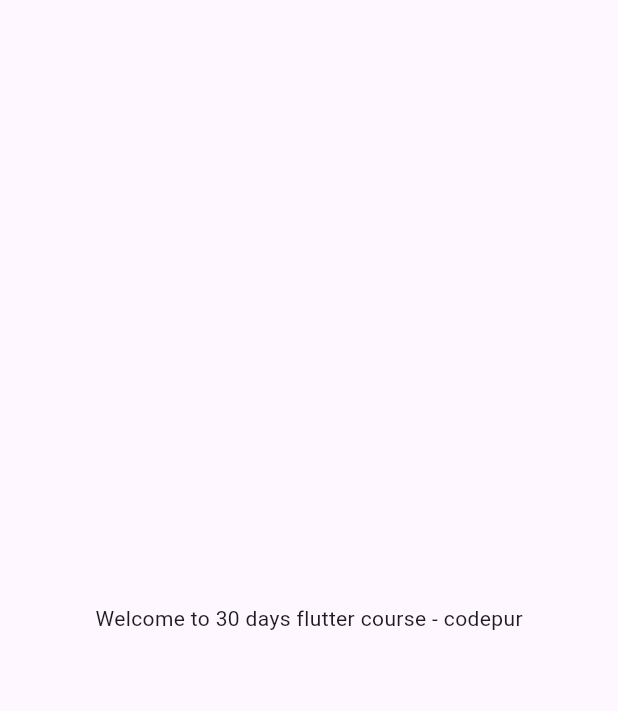
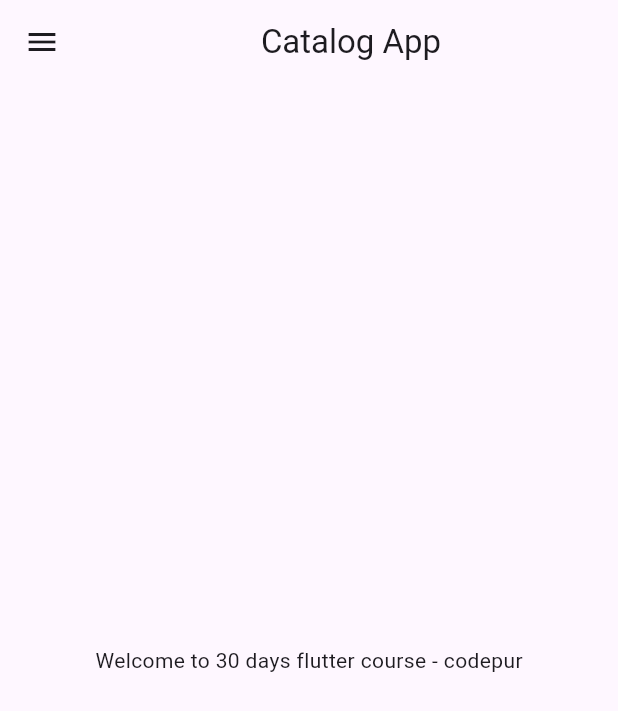
Before and after one commit to nirajan0bohara/catalogue_app, a Flutter app: the screen it shows after launch, on a phone screen of 412 x 824 dp. Shown: the top 711 px of the screen. Run offline on Flutter 3.47's test engine with Material 3 defaults, Android fonts, the phone set to English and light mode, and no system bars.

Commit message:
day2 completed

```diff
--- /dev/null
+++ b/lib/homepage.dart
@@ -0,0 +1,24 @@
+import 'package:flutter/material.dart';
+
+class HomePage extends StatelessWidget {
+  HomePage({super.key});
+  final int days = 30;
+  final String name = 'codepur';
+
+  @override
+  Widget build(BuildContext context) {
+    return Scaffold(
+      appBar: AppBar(
+        title: const Center(
+          child: Text('Catalog App'),
+        ),
+      ),
+      body: Center(
+        child: Container(
+          child: Text('Welcome to $days days flutter course - $name'),
+        ),
+      ),
+      drawer: Drawer(),
+    );
+  }
+}
--- a/lib/main.dart
+++ b/lib/main.dart
@@ -1,3 +1,4 @@
+import 'package:catalogue_app/homepage.dart';
 import 'package:flutter/material.dart';
 
 void main() {
@@ -9,17 +10,9 @@
 
   @override
   Widget build(BuildContext context) {
-    int days = 30;
-    String name = 'codepur';
     return MaterialApp(
       debugShowCheckedModeBanner: false,
-      home: Material(
-        child: Center(
-          child: Container(
-            child: Text('Welcome to $days days flutter course - $name'),
-          ),
-        ),
-      ),
+      home: HomePage(),
     );
   }
 }
```
